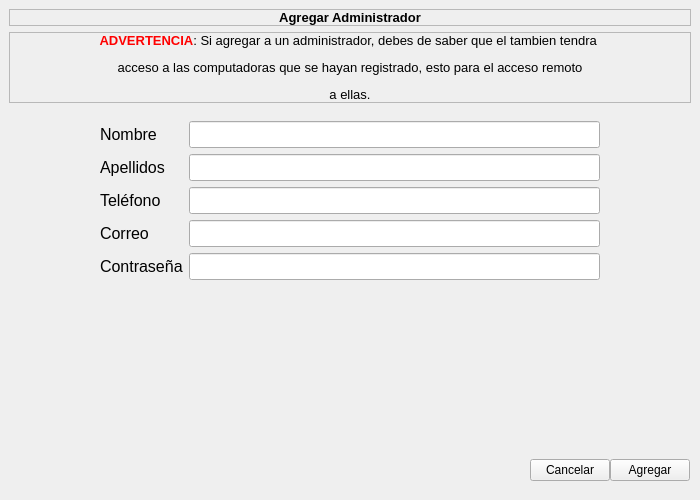
This is ui/ui_files/AgregarAdmin.ui in Salinas03/Sistema-Seguridad as Qt 5 draws it before an edit. The edited form follows.
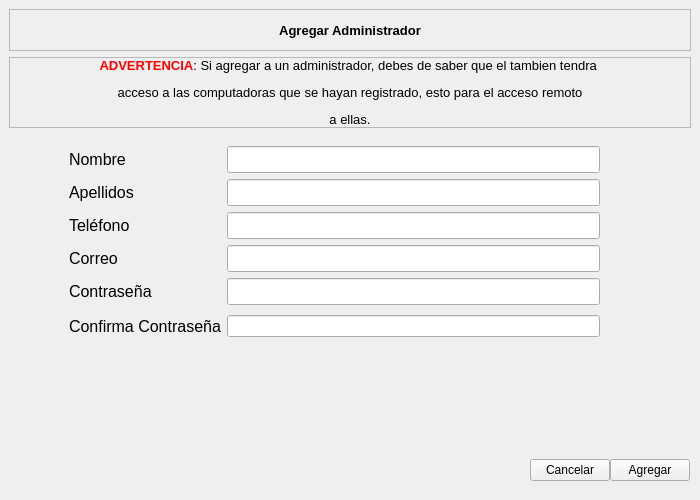
This is the edited form.

```diff
--- a/ui/ui_files/AgregarAdmin.ui
+++ b/ui/ui_files/AgregarAdmin.ui
@@ -184,7 +184,7 @@
          </property>
          <layout class="QGridLayout" name="gridLayout_3">
           <property name="leftMargin">
-           <number>100</number>
+           <number>69</number>
           </property>
           <property name="rightMargin">
            <number>100</number>
@@ -298,17 +298,29 @@
            </widget>
           </item>
           <item row="5" column="2">
-           <spacer name="verticalSpacer">
-            <property name="orientation">
-             <enum>Qt::Vertical</enum>
+           <widget class="QLineEdit" name="confirma_contrasenia_btn">
+            <property name="echoMode">
+             <enum>QLineEdit::Password</enum>
             </property>
-            <property name="sizeHint" stdset="0">
+           </widget>
+          </item>
+          <item row="5" column="0">
+           <widget class="QLabel" name="label_7">
+            <property name="minimumSize">
              <size>
-              <width>20</width>
-              <height>40</height>
+              <width>0</width>
+              <height>30</height>
              </size>
             </property>
-           </spacer>
+            <property name="font">
+             <font>
+              <pointsize>12</pointsize>
+             </font>
+            </property>
+            <property name="text">
+             <string>Confirma Contraseña</string>
+            </property>
+           </widget>
           </item>
          </layout>
         </widget>
```
Left out of the diff: 96 changed lines with no effect on the pictures.
